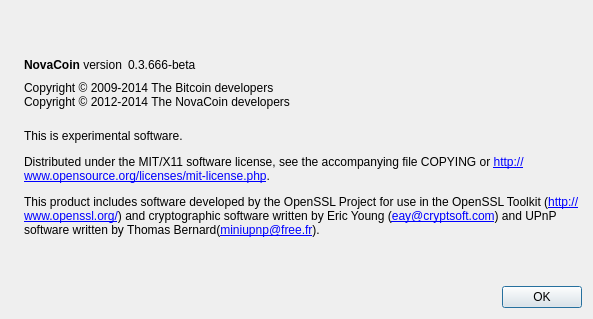
mcastillo0724/novacoin, file src/qt/forms/aboutdialog.ui: the form before one commit.
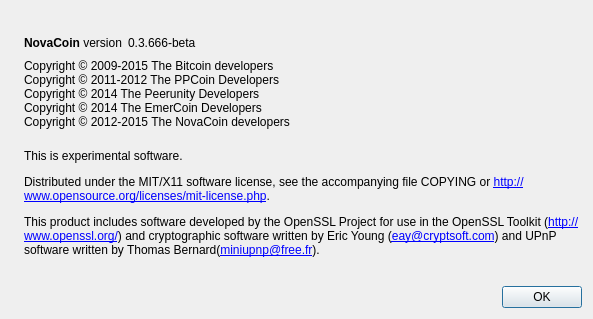
The form after the commit. Icons and pictures are not drawn.

Commit message: обновление авторских прав

Patch:
```diff
--- a/src/qt/forms/aboutdialog.ui
+++ b/src/qt/forms/aboutdialog.ui
@@ -91,8 +91,11 @@
         <cursorShape>IBeamCursor</cursorShape>
        </property>
        <property name="text">
-        <string>Copyright © 2009-2014 The Bitcoin developers
-Copyright © 2012-2014 The NovaCoin developers</string>
+        <string>Copyright © 2009-2015 The Bitcoin developers
+Copyright © 2011-2012 The PPCoin Developers
+Copyright © 2014 The Peerunity Developers
+Copyright © 2014 The EmerCoin Developers
+Copyright © 2012-2015 The NovaCoin developers</string>
        </property>
        <property name="textInteractionFlags">
         <set>Qt::LinksAccessibleByMouse|Qt::TextSelectableByKeyboard|Qt::TextSelectableByMouse</set>
```
The commit also changes 2 other files.
